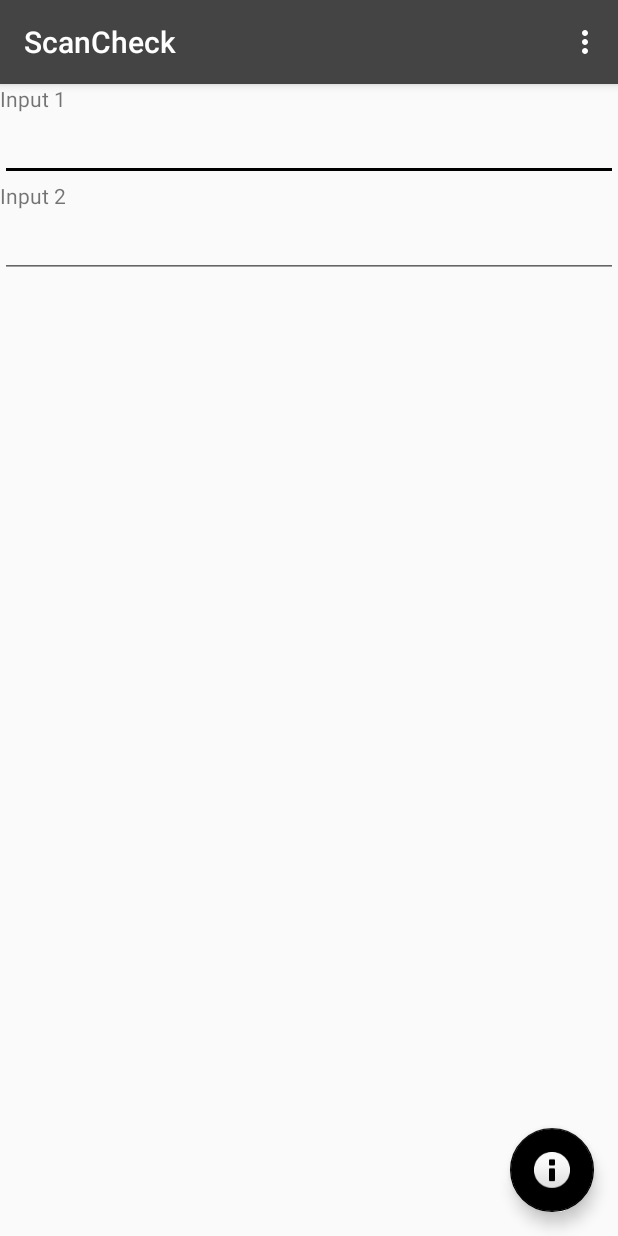
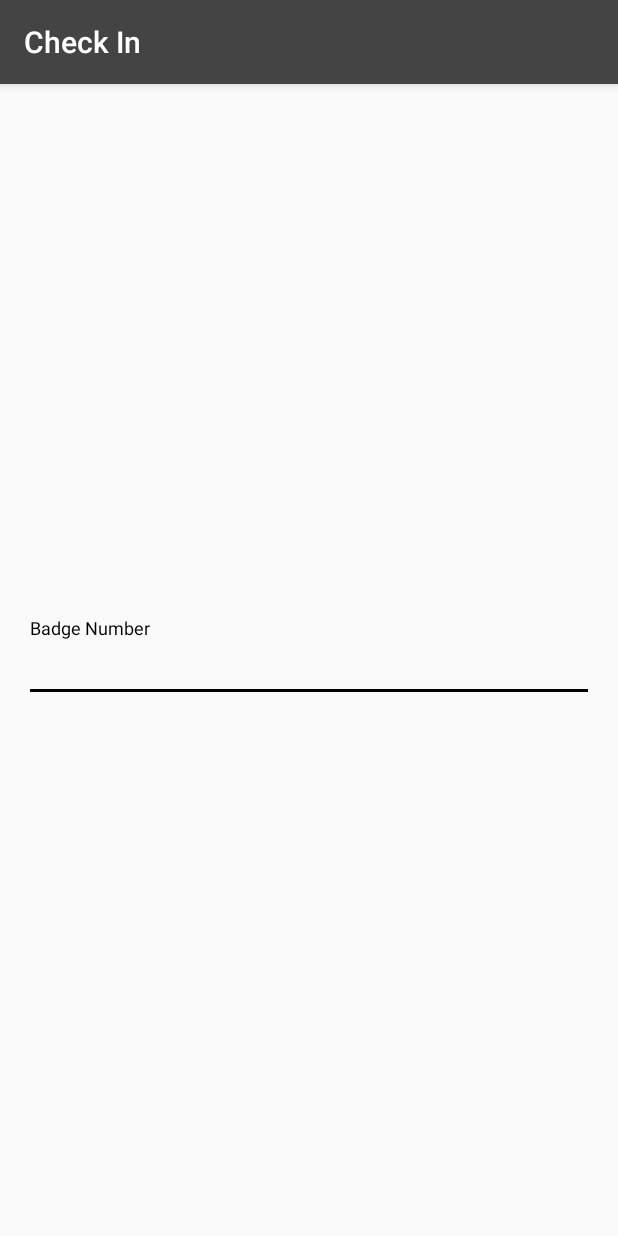
Before and after one commit to NathanialSopko/PalletBuild, an Android app: the screen it shows after launch (MainActivity before the commit, LoginActivity after it), on a phone screen of 412 x 824 dp. Run offline under Robolectric (Android 15) with nearby library versions, the phone set to English and light mode, and no system bars; 2 statements that could not run were skipped.

Commit message:
Commit all 3/14/19

```diff
--- /dev/null
+++ b/app/src/main/java/com/multisorb/scancheck/LoginActivity.java
@@ -0,0 +1,445 @@
+package com.multisorb.scancheck;
+
+import android.animation.Animator;
+import android.animation.AnimatorListenerAdapter;
+import android.annotation.TargetApi;
+import android.content.Intent;
+import android.content.pm.PackageManager;
+import android.os.Handler;
+import android.support.annotation.NonNull;
+import android.support.design.widget.Snackbar;
+import android.support.v7.app.AppCompatActivity;
+import android.app.LoaderManager.LoaderCallbacks;
+
+import android.content.CursorLoader;
+import android.content.Loader;
+import android.database.Cursor;
+import android.net.Uri;
+import android.os.AsyncTask;
+
+import android.os.Build;
+import android.os.Bundle;
+import android.provider.ContactsContract;
+import android.text.Editable;
+import android.text.TextUtils;
+import android.text.TextWatcher;
+import android.util.Log;
+import android.view.KeyEvent;
+import android.view.View;
+import android.view.View.OnClickListener;
+import android.view.inputmethod.EditorInfo;
+import android.widget.ArrayAdapter;
+import android.widget.AutoCompleteTextView;
+import android.widget.Button;
+import android.widget.EditText;
+import android.widget.TextView;
+import android.widget.Toast;
+
+import java.io.IOException;
+import java.net.URL;
+import java.util.ArrayList;
+import java.util.List;
+
+import static android.Manifest.permission.READ_CONTACTS;
+
+/**
+ * A login screen that offers login via email/password.
+ */
+public class LoginActivity extends AppCompatActivity implements LoaderCallbacks<Cursor> {
+
+    /**
+     * Id to identity READ_CONTACTS permission request.
+     */
+    private static final int REQUEST_READ_CONTACTS = 0;
+
+    /**
+     * A dummy authentication store containing known user names and passwords.
+     * TODO: remove after connecting to a real authentication system.
+     */
+    private static final String[] DUMMY_CREDENTIALS = new String[]{
+            "foo@example.com:hello", "bar@example.com:world"
+    };
+    /**
+     * Keep track of the login task to ensure we can cancel it if requested.
+     */
+    private UserLoginTask mAuthTask = null;
+
+    // UI references.
+    private AutoCompleteTextView mEmailView;
+    private EditText mPasswordView;
+    private View mProgressView;
+    private View mLoginFormView;
+
+//    private final EditText badgeNumberInput;
+
+//    public static final MediaType JSON
+//            = MediaType.get("application/json; charset=utf-8");
+
+    @Override
+    protected void onCreate(Bundle savedInstanceState) {
+        super.onCreate(savedInstanceState);
+        setContentView(R.layout.activity_login);
+        // Set up the login form.
+        mEmailView = (AutoCompleteTextView) findViewById(R.id.badgeNumber);
+        populateAutoComplete();
+
+//        URL url = new URL("http://localhost:44388/api/PalletBuilder/CheckInUser.com");
+//        HttpURLConnection con = (HttpURLConnection) url.openConnection();
+//        con.setRequestMethod("GET");
+//
+//        OkHttpClient client = new OkHttpClient();
+//
+//        String post(String url, String json) throws IOException {
+//            RequestBody body = RequestBody.create(JSON, json);
+//            Request request = new Request.Builder()
+//                    .url(url)
+//                    .post(body)
+//                    .build();
+//            try (Response response = client.newCall(request).execute()) {
+//                return response.body().string();
+//            }
+//        }
+
+//        mPasswordView = (EditText) findViewById(R.id.password);
+//        mPasswordView.setOnEditorActionListener(new TextView.OnEditorActionListener() {
+//            @Override
+//            public boolean onEditorAction(TextView textView, int id, KeyEvent keyEvent) {
+//                if (id == EditorInfo.IME_ACTION_DONE || id == EditorInfo.IME_NULL) {
+//                    attemptLogin();
+//                    return true;
+//                }
+//                return false;
+//            }
+//        });
+
+//        Button mEmailSignInButton = (Button) findViewById(R.id.email_sign_in_button);
+//        mEmailSignInButton.setOnClickListener(new OnClickListener() {
+//            @Override
+//            public void onClick(View view) {
+//                attemptLogin();
+//            }
+//        });
+
+        final EditText input1 = (EditText) findViewById(R.id.badgeNumber);
+
+        input1.setShowSoftInputOnFocus(false);
+
+        input1.addTextChangedListener(new TextWatcher() {
+
+            @Override
+            public void afterTextChanged(Editable s) {
+                new Handler().postDelayed(new Runnable(){
+                    public void run(){
+                        startActivity(new Intent(LoginActivity.this, MainActivity.class));
+                    }
+                },1000);
+            }
+
+            @Override
+            public void beforeTextChanged(CharSequence s, int start,
+                                          int count, int after) {
+            }
+
+            @Override
+            public void onTextChanged(CharSequence s, int start,
+                                      int before, int count) {
+            }
+        });
+
+        mLoginFormView = findViewById(R.id.login_form);
+        mProgressView = findViewById(R.id.login_progress);
+    }
+
+
+    private void populateAutoComplete() {
+        if (!mayRequestContacts()) {
+            return;
+        }
+
+        getLoaderManager().initLoader(0, null, this);
+    }
+
+    private boolean mayRequestContacts() {
+        if (Build.VERSION.SDK_INT < Build.VERSION_CODES.M) {
+            return true;
+        }
+        if (checkSelfPermission(READ_CONTACTS) == PackageManager.PERMISSION_GRANTED) {
+            return true;
+        }
+        if (shouldShowRequestPermissionRationale(READ_CONTACTS)) {
+            Snackbar.make(mEmailView, R.string.permission_rationale, Snackbar.LENGTH_INDEFINITE)
+                    .setAction(android.R.string.ok, new View.OnClickListener() {
+                        @Override
+                        @TargetApi(Build.VERSION_CODES.M)
+                        public void onClick(View v) {
+                            requestPermissions(new String[]{READ_CONTACTS}, REQUEST_READ_CONTACTS);
+                        }
+                    });
+        } else {
+            requestPermissions(new String[]{READ_CONTACTS}, REQUEST_READ_CONTACTS);
+        }
+        return false;
+    }
+
+    /**
+     * Callback received when a permissions request has been completed.
+     */
+    @Override
+    public void onRequestPermissionsResult(int requestCode, @NonNull String[] permissions,
+                                           @NonNull int[] grantResults) {
+        if (requestCode == REQUEST_READ_CONTACTS) {
+            if (grantResults.length == 1 && grantResults[0] == PackageManager.PERMISSION_GRANTED) {
+                populateAutoComplete();
+            }
+        }
+    }
+
+//    String barcode="";
+//    @Override
+//    public boolean onKeyDown(int keyCode, KeyEvent event) {
+//        //Log.ASSERT( "Key Down keyCode " + keyCode);
+//        if (keyCode == KeyEvent.KEYCODE_BACK) {
+//            return super.onKeyDown(keyCode, event);
+//        } else if (keyCode == KeyEvent.KEYCODE_ENTER) {//if scanner doesn't return enter key code then make sure that any view must not have focus in window
+//            //write your code to process the scanned barcode input
+//            barcode = "";
+//        } else {
+//            Character input = (char) event.getUnicodeChar();
+//            Log.i("Info from onKeyDown", "Scanner Input " + input);
+//            if (Character.isDigit(input) || Character.isLetter(input)) {
+//                barcode += input;//concat the characters
+//            }
+//        }
+//        return true;
+//    }
+
+//    @Override
+//    public boolean dispatchKeyEvent(KeyEvent e) {
+//
+//
+//        if(e.getAction()==KeyEvent.ACTION_DOWN){
+//            Log.i("this tag","dispatchKeyEvent: "+e.toString());
+//            char pressedKey = (char) e.getUnicodeChar();
+//            barcode += pressedKey;
+//        }
+//        if (e.getAction()==KeyEvent.ACTION_DOWN && e.getKeyCode() == KeyEvent.KEYCODE_ENTER) {
+//            Toast.makeText(getApplicationContext(),
+//                    "barcode--->>>" + barcode, Toast.LENGTH_LONG)
+//                    .show();
+//
+//            barcode="";
+//        }
+//
+//        return super.dispatchKeyEvent(e);
+//    }
+
+
+    /**
+     * Attempts to sign in or register the account specified by the login form.
+     * If there are form errors (invalid email, missing fields, etc.), the
+     * errors are presented and no actual login attempt is made.
+     */
+    private void attemptLogin() {
+        if (mAuthTask != null) {
+            return;
+        }
+
+        // Reset errors.
+        mEmailView.setError(null);
+        mPasswordView.setError(null);
+
+        // Store values at the time of the login attempt.
+        String email = mEmailView.getText().toString();
+        String password = mPasswordView.getText().toString();
+
+        boolean cancel = false;
+        View focusView = null;
+
+        // Check for a valid password, if the user entered one.
+        if (!TextUtils.isEmpty(password) && !isPasswordValid(password)) {
+            mPasswordView.setError(getString(R.string.error_invalid_password));
+            focusView = mPasswordView;
+            cancel = true;
+        }
+
+        // Check for a valid email address.
+        if (TextUtils.isEmpty(email)) {
+            mEmailView.setError(getString(R.string.error_field_required));
+            focusView = mEmailView;
+            cancel = true;
+        } else if (!isEmailValid(email)) {
+            mEmailView.setError(getString(R.string.error_invalid_email));
+            focusView = mEmailView;
+            cancel = true;
+        }
+
+        if (cancel) {
+            // There was an error; don't attempt login and focus the first
+            // form field with an error.
+            focusView.requestFocus();
+        } else {
+            // Show a progress spinner, and kick off a background task to
+            // perform the user login attempt.
+            showProgress(true);
+            mAuthTask = new UserLoginTask(email, password);
+            mAuthTask.execute((Void) null);
+        }
+    }
+
+    private boolean isEmailValid(String email) {
+        //TODO: Replace this with your own logic
+        return email.contains("@");
+    }
+
+    private boolean isPasswordValid(String password) {
+        //TODO: Replace this with your own logic
+        return password.length() > 4;
+    }
+
+    /**
+     * Shows the progress UI and hides the login form.
+     */
+    @TargetApi(Build.VERSION_CODES.HONEYCOMB_MR2)
+    private void showProgress(final boolean show) {
+        // On Honeycomb MR2 we have the ViewPropertyAnimator APIs, which allow
+        // for very easy animations. If available, use these APIs to fade-in
+        // the progress spinner.
+        if (Build.VERSION.SDK_INT >= Build.VERSION_CODES.HONEYCOMB_MR2) {
+            int shortAnimTime = getResources().getInteger(android.R.integer.config_shortAnimTime);
+
+            mLoginFormView.setVisibility(show ? View.GONE : View.VISIBLE);
+            mLoginFormView.animate().setDuration(shortAnimTime).alpha(
+                    show ? 0 : 1).setListener(new AnimatorListenerAdapter() {
+                @Override
+                public void onAnimationEnd(Animator animation) {
+                    mLoginFormView.setVisibility(show ? View.GONE : View.VISIBLE);
+                }
+            });
+
+            mProgressView.setVisibility(show ? View.VISIBLE : View.GONE);
+            mProgressView.animate().setDuration(shortAnimTime).alpha(
+                    show ? 1 : 0).setListener(new AnimatorListenerAdapter() {
+                @Override
+                public void onAnimationEnd(Animator animation) {
+                    mProgressView.setVisibility(show ? View.VISIBLE : View.GONE);
+                }
+            });
+        } else {
+            // The ViewPropertyAnimator APIs are not available, so simply show
+            // and hide the relevant UI components.
+            mProgressView.setVisibility(show ? View.VISIBLE : View.GONE);
+            mLoginFormView.setVisibility(show ? View.GONE : View.VISIBLE);
+        }
+    }
+
+    @Override
+    public Loader<Cursor> onCreateLoader(int i, Bundle bundle) {
+        return new CursorLoader(this,
+                // Retrieve data rows for the device user's 'profile' contact.
+                Uri.withAppendedPath(ContactsContract.Profile.CONTENT_URI,
+                        ContactsContract.Contacts.Data.CONTENT_DIRECTORY), ProfileQuery.PROJECTION,
+
+                // Select only email addresses.
+                ContactsContract.Contacts.Data.MIMETYPE +
+                        " = ?", new String[]{ContactsContract.CommonDataKinds.Email
+                .CONTENT_ITEM_TYPE},
+
+                // Show primary email addresses first. Note that there won't be
+                // a primary email address if the user hasn't specified one.
+                ContactsContract.Contacts.Data.IS_PRIMARY + " DESC");
+    }
+
+    @Override
+    public void onLoadFinished(Loader<Cursor> cursorLoader, Cursor cursor) {
+        List<String> emails = new ArrayList<>();
+        cursor.moveToFirst();
+        while (!cursor.isAfterLast()) {
+            emails.add(cursor.getString(ProfileQuery.ADDRESS));
+            cursor.moveToNext();
+        }
+
+        addEmailsToAutoComplete(emails);
+    }
+
+    @Override
+    public void onLoaderReset(Loader<Cursor> cursorLoader) {
+
+    }
+
+    private void addEmailsToAutoComplete(List<String> emailAddressCollection) {
+        //Create adapter to tell the AutoCompleteTextView what to show in its dropdown list.
+        ArrayAdapter<String> adapter =
+                new ArrayAdapter<>(LoginActivity.this,
+                        android.R.layout.simple_dropdown_item_1line, emailAddressCollection);
+
+        mEmailView.setAdapter(adapter);
+    }
+
+
+    private interface ProfileQuery {
+        String[] PROJECTION = {
+                ContactsContract.CommonDataKinds.Email.ADDRESS,
+                ContactsContract.CommonDataKinds.Email.IS_PRIMARY,
+        };
+
+        int ADDRESS = 0;
+        int IS_PRIMARY = 1;
+    }
+
+    /**
+     * Represents an asynchronous login/registration task used to authenticate
+     * the user.
+     */
+    public class UserLoginTask extends AsyncTask<Void, Void, Boolean> {
+
+        private final String mEmail;
+        private final String mPassword;
+
+        UserLoginTask(String email, String password) {
+            mEmail = email;
+            mPassword = password;
+        }
+
+        @Override
+        protected Boolean doInBackground(Void... params) {
+            // TODO: attempt authentication against a network service.
+
+            try {
+                // Simulate network access.
+                Thread.sleep(2000);
+            } catch (InterruptedException e) {
+                return false;
+            }
+
+            for (String credential : DUMMY_CREDENTIALS) {
+                String[] pieces = credential.split(":");
+                if (pieces[0].equals(mEmail)) {
+                    // Account exists, return true if the password matches.
+                    return pieces[1].equals(mPassword);
+                }
+            }
+
+            // TODO: register the new account here.
+            return true;
+        }
+
+        @Override
+        protected void onPostExecute(final Boolean success) {
+            mAuthTask = null;
+            showProgress(false);
+
+            if (success) {
+                finish();
+            } else {
+                mPasswordView.setError(getString(R.string.error_incorrect_password));
+                mPasswordView.requestFocus();
+            }
+        }
+
+        @Override
+        protected void onCancelled() {
+            mAuthTask = null;
+            showProgress(false);
+        }
+    }
+}
--- /dev/null
+++ b/app/src/main/res/layout/activity_login.xml
@@ -0,0 +1,84 @@
+<?xml version="1.0" encoding="utf-8"?>
+<LinearLayout xmlns:android="http://schemas.android.com/apk/res/android"
+    xmlns:tools="http://schemas.android.com/tools"
+    android:layout_width="match_parent"
+    android:layout_height="match_parent"
+    android:gravity="center_horizontal"
+    android:orientation="vertical"
+    android:paddingLeft="@dimen/activity_horizontal_margin"
+    android:paddingTop="@dimen/activity_vertical_margin"
+    android:paddingRight="@dimen/activity_horizontal_margin"
+    android:paddingBottom="@dimen/activity_vertical_margin"
+    tools:context=".LoginActivity">
+
+    <!--<bitmap xmlns:android="http://schemas.android.com/apk/res/android"-->
+        <!--android:gravity="center"-->
+        <!--android:src="@drawable/id.png" />-->
+
+    <!-- Login progress -->
+    <ProgressBar
+        android:id="@+id/login_progress"
+        style="?android:attr/progressBarStyleLarge"
+        android:layout_width="wrap_content"
+        android:layout_height="wrap_content"
+        android:layout_marginBottom="8dp"
+        android:visibility="gone" />
+
+    <ScrollView
+        android:id="@+id/login_form"
+        android:layout_width="match_parent"
+        android:layout_height="match_parent">
+
+        <LinearLayout
+            android:id="@+id/email_login_form"
+            android:layout_width="match_parent"
+            android:layout_height="wrap_content"
+            android:orientation="vertical"
+            android:layout_gravity="center">
+
+            <android.support.design.widget.TextInputLayout
+                android:layout_width="match_parent"
+                android:layout_height="wrap_content">
+
+                <AutoCompleteTextView
+                    android:id="@+id/badgeNumber"
+                    android:layout_width="match_parent"
+                    android:layout_height="wrap_content"
+                    android:hint="@string/prompt_email"
+                    android:textAlignment="center"
+                    android:inputType="textEmailAddress"
+                    android:maxLines="1"
+                    android:singleLine="true" />
+
+            </android.support.design.widget.TextInputLayout>
+
+            <!--<android.support.design.widget.TextInputLayout-->
+                <!--android:layout_width="match_parent"-->
+                <!--android:layout_height="wrap_content">-->
+
+                <!--<EditText-->
+                    <!--android:id="@+id/password"-->
+                    <!--android:layout_width="match_parent"-->
+                    <!--android:layout_height="wrap_content"-->
+                    <!--android:hint="@string/prompt_password"-->
+                    <!--android:imeActionId="6"-->
+                    <!--android:imeActionLabel="@string/action_sign_in_short"-->
+                    <!--android:imeOptions="actionUnspecified"-->
+                    <!--android:inputType="textPassword"-->
+                    <!--android:maxLines="1"-->
+                    <!--android:singleLine="true" />-->
+
+            <!--</android.support.design.widget.TextInputLayout>-->
+
+            <!--<Button-->
+                <!--android:id="@+id/email_sign_in_button"-->
+                <!--style="?android:textAppearanceSmall"-->
+                <!--android:layout_width="match_parent"-->
+                <!--android:layout_height="wrap_content"-->
+                <!--android:layout_marginTop="16dp"-->
+                <!--android:text="@string/action_sign_in"-->
+                <!--android:textStyle="bold" />-->
+
+        </LinearLayout>
+    </ScrollView>
+</LinearLayout>
--- a/app/src/main/res/values/dimens.xml
+++ b/app/src/main/res/values/dimens.xml
@@ -1,3 +1,6 @@
 <resources>
     <dimen name="fab_margin">16dp</dimen>
+    <!-- Default screen margins, per the Android Design guidelines. -->
+    <dimen name="activity_horizontal_margin">16dp</dimen>
+    <dimen name="activity_vertical_margin">16dp</dimen>
 </resources>
--- a/app/src/main/res/values/strings.xml
+++ b/app/src/main/res/values/strings.xml
@@ -1,4 +1,17 @@
 <resources>
-    <string name="app_name">ScanCheck</string>
-    <string name="action_settings">Settings</string>
+    <string name="app_name">Pallet Build</string>
+    <string name="action_settings">Log Out</string>
+    <string name="title_activity_login">Check In</string>
+    <!-- Strings related to login -->
+    <string name="prompt_email">Badge Number</string>
+    <string name="prompt_password">Password (optional)</string>
+    <string name="action_sign_in">Sign in or register</string>
+    <string name="action_sign_in_short">Sign in</string>
+    <string name="error_invalid_email">This email address is invalid</string>
+    <string name="error_invalid_password">This password is too short</string>
+    <string name="error_incorrect_password">This password is incorrect</string>
+    <string name="error_field_required">This field is required</string>
+    <string name="permission_rationale">"Contacts permissions are needed for providing email
+        completions."
+    </string>
 </resources>
--- a/build.gradle
+++ b/build.gradle
@@ -7,7 +7,7 @@ buildscript {
         jcenter()
     }
     dependencies {
-        classpath 'com.android.tools.build:gradle:3.0.0'
+        classpath 'com.android.tools.build:gradle:3.3.2'
 
 
         // NOTE: Do not place your application dependencies here; they belong
```
Also changed, not shown: app/src/main/AndroidManifest.xml (+19 -3 lines), app/src/main/java/com/multisorb/scancheck/MainActivity.java (+39 -2 lines), app/src/main/res/drawable/barcode.png (added), app/src/main/res/drawable/id.png (added), gradle/wrapper/gradle-wrapper.properties.
